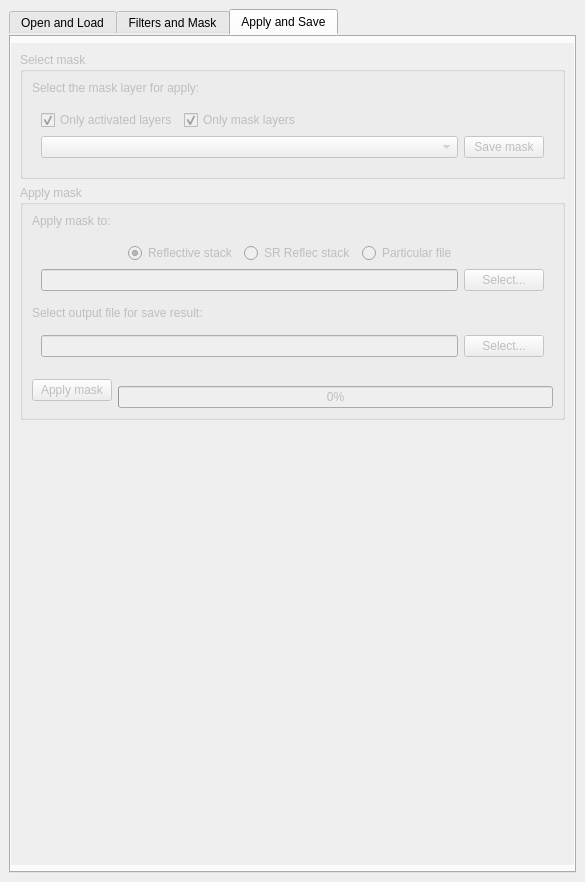
This is ui/cloud_masking_dockwidget_base.ui in SMByC/CloudMasking as Qt 5 draws it before an edit. The edited form follows.
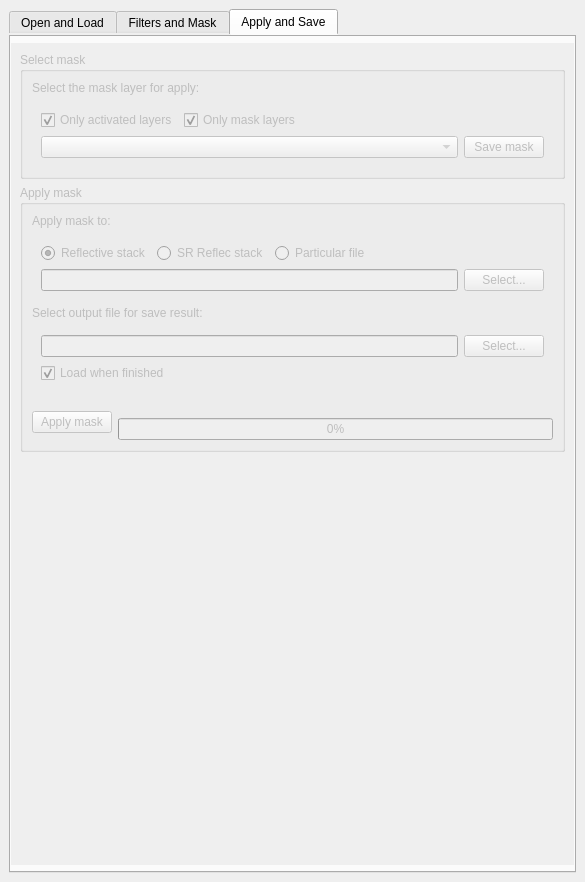
This is the edited form. Custom widgets are drawn as their Qt base class.

Commit message: Added the button for load when finished

What changed in the file:
```diff
--- a/ui/cloud_masking_dockwidget_base.ui
+++ b/ui/cloud_masking_dockwidget_base.ui
@@ -946,19 +946,6 @@
                      <property name="margin">
                       <number>0</number>
                      </property>
-                     <item>
-                      <spacer name="horizontalSpacer">
-                       <property name="orientation">
-                        <enum>Qt::Horizontal</enum>
-                       </property>
-                       <property name="sizeHint" stdset="0">
-                        <size>
-                         <width>40</width>
-                         <height>20</height>
-                        </size>
-                       </property>
-                      </spacer>
-                     </item>
                      <item>
                       <widget class="QRadioButton" name="radioButton_ToRefStack">
                        <property name="text">
@@ -1053,6 +1040,28 @@
                     </layout>
                    </widget>
                   </item>
+                  <item row="2" column="1">
+                   <widget class="QCheckBox" name="checkBox_LoadResult">
+                    <property name="text">
+                     <string>Load when finished</string>
+                    </property>
+                    <property name="checked">
+                     <bool>true</bool>
+                    </property>
+                   </widget>
+                  </item>
+                 </layout>
+                </widget>
+               </item>
+               <item>
+                <widget class="QWidget" name="widget_10" native="true">
+                 <layout class="QHBoxLayout" name="horizontalLayout_12">
+                  <property name="topMargin">
+                   <number>0</number>
+                  </property>
+                  <property name="bottomMargin">
+                   <number>0</number>
+                  </property>
                  </layout>
                 </widget>
                </item>
```
The commit also changes 1 other file.
